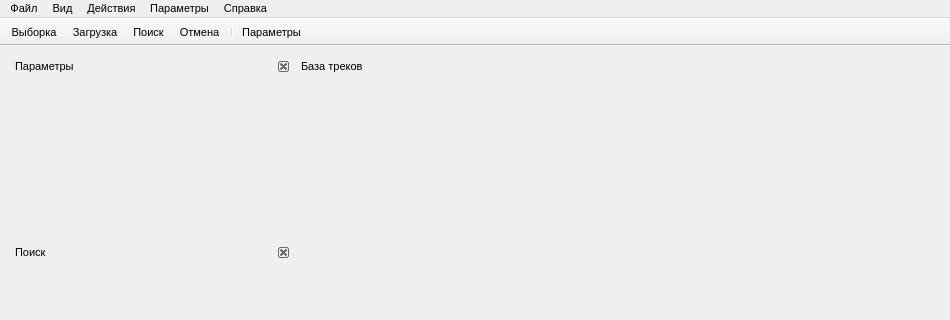
Above: mainwindow.ui from sidorplugin/HearDemoTrackEasy before the change; both pictures show x 0 to 950 and y 0 to 320 of the 950 by 674 pixel window. Below: the same form after it.
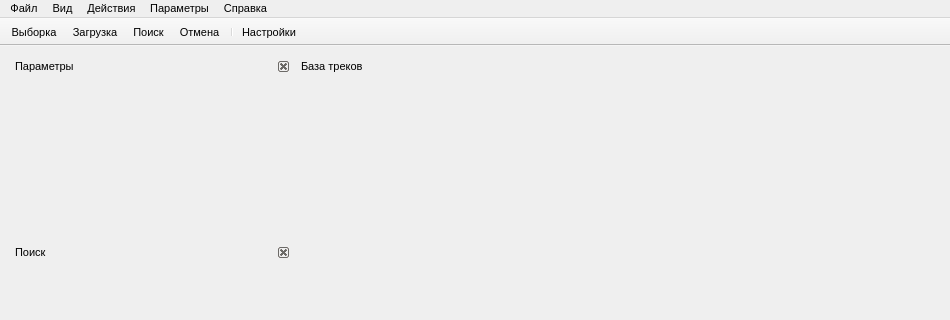
That is the form after the change. Icons and pictures are not drawn.

The edit to the form file:
```diff
--- a/mainwindow.ui
+++ b/mainwindow.ui
@@ -331,7 +331,10 @@
      <normaloff>:/images_ui/images/preferences.png</normaloff>:/images_ui/images/preferences.png</iconset>
    </property>
    <property name="text">
-    <string>Параметры</string>
+    <string>Настройки</string>
+   </property>
+   <property name="toolTip">
+    <string>Настройки</string>
    </property>
   </action>
   <action name="action_Exit">
```
